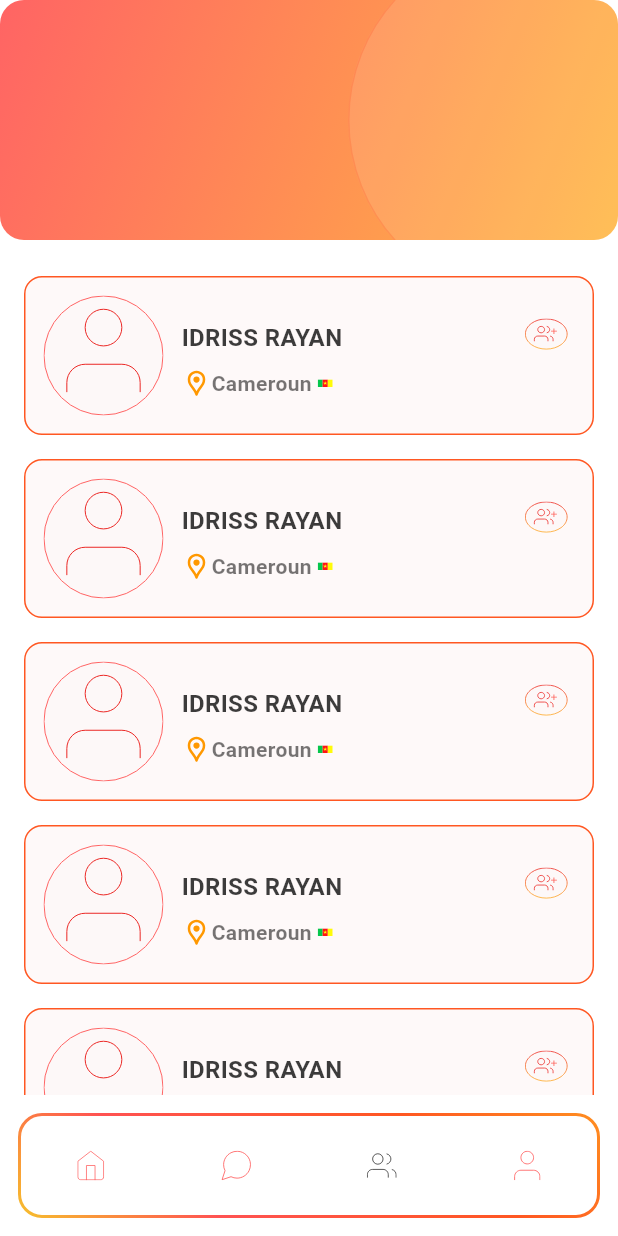
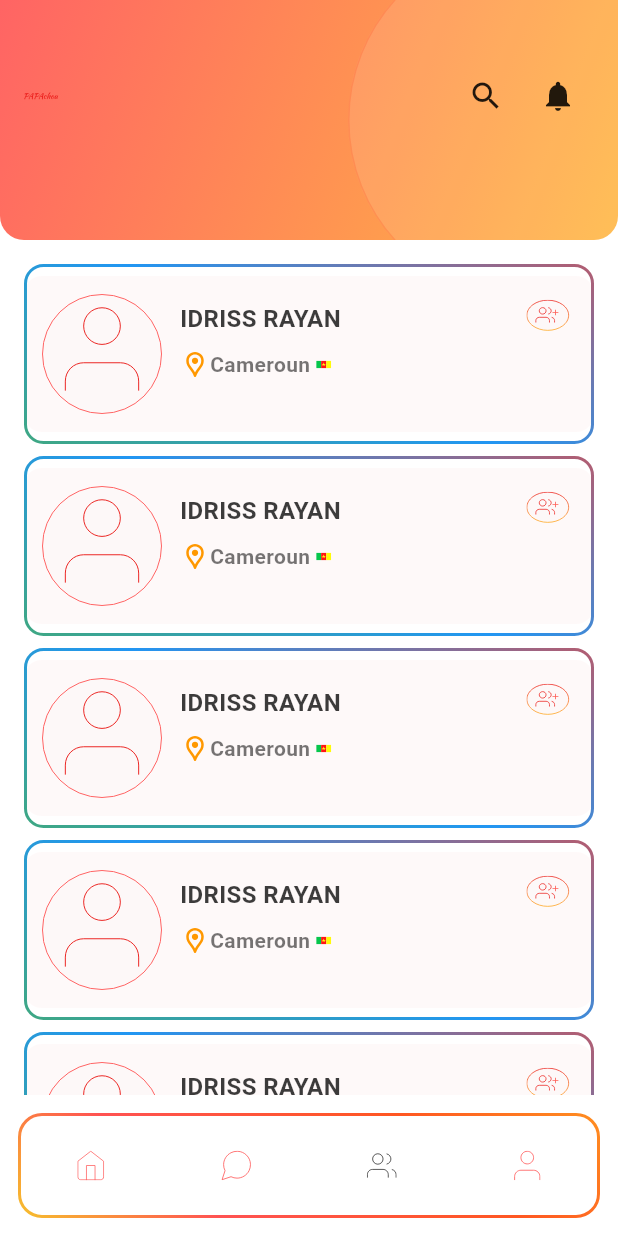
Before and after one commit to Idriss-rayan/chat007, a Flutter app: the MainPage screen opened directly, item 3 of the bottom bar chosen, on a phone screen of 412 x 824 dp. Run offline on Flutter 3.47's test engine with Material 3 defaults, Android fonts, the phone set to English and light mode, and no system bars; our stand-ins replace country_picker, emoji_picker_flutter, flutter_staggered_animations, flutter_svg, font_awesome_flutter, like_button; missing offline and left inert: phone_form_field; network calls fail.

Commit message:
add new file

```diff
--- a/lib/pages/otherspages/users/card_user.dart
+++ b/lib/pages/otherspages/users/card_user.dart
@@ -1,5 +1,6 @@
 import 'package:flutter/material.dart';
 import 'package:flutter_svg/svg.dart';
+import 'package:simplechat/pages/custom/animated_gradient_border.dart';
 
 class CardUser extends StatefulWidget {
   const CardUser({super.key});
@@ -12,13 +13,18 @@ class _CardUserState extends State<CardUser> {
   bool istype = false;
   @override
   Widget build(BuildContext context) {
-    return Container(
+    return Padding(
+      padding: const EdgeInsets.only(bottom: 8.0),
+      child: AnimatedGradientBorder(
+        strokeWidth: 2,
+        child: Container(
           margin: const EdgeInsets.symmetric(vertical: 8),
           padding: const EdgeInsets.all(12),
           decoration: BoxDecoration(
             color: Color.fromARGB(7, 236, 34, 31),
             borderRadius: BorderRadius.circular(12),
-          border: Border.all(color: Colors.deepOrange)),
+            //border: Border.all(color: Colors.deepOrange),
+          ),
           child: Row(
             children: [
               SvgPicture.asset(
@@ -51,8 +57,8 @@ class _CardUserState extends State<CardUser> {
                           child: istype
                               ? SvgPicture.asset(
                                   'assets/component/tik2.svg',
-                              width: 33,
-                              height: 33,
+                                  width: 28,
+                                  height: 28,
                                 )
                               : SvgPicture.asset(
                                   'assets/component/add.svg',
@@ -91,6 +97,8 @@ class _CardUserState extends State<CardUser> {
               ),
             ],
           ),
+        ),
+      ),
     );
   }
 }
--- a/lib/pages/otherspages/users/page_user.dart
+++ b/lib/pages/otherspages/users/page_user.dart
@@ -1,4 +1,5 @@
 import 'package:flutter/material.dart';
+import 'package:flutter_svg/flutter_svg.dart';
 import 'package:simplechat/pages/otherspages/users/list_user.dart';
 
 class PageUser extends StatefulWidget {
@@ -13,8 +14,12 @@ class _PageUserState extends State<PageUser> {
   Widget build(BuildContext context) {
     return Column(
       children: [
+        // AppBar personnalisé avec gradient
         ClipRRect(
-          borderRadius: BorderRadius.circular(16),
+          borderRadius: const BorderRadius.only(
+            bottomLeft: Radius.circular(16),
+            bottomRight: Radius.circular(16),
+          ),
           child: Container(
             width: double.infinity,
             height: 160,
@@ -41,14 +46,53 @@ class _PageUserState extends State<PageUser> {
                       shape: BoxShape.circle,
                       color: Colors.white.withOpacity(0.1),
                       border: Border.all(
-                          color: const Color.fromARGB(65, 255, 86, 34)),
+                        color: const Color.fromARGB(65, 255, 86, 34),
+                      ),
                     ),
+                  ),
+                ),
+
+                // Contenu AppBar
+                Positioned(
+                  top: 40,
+                  left: 16,
+                  right: 16,
+                  child: Row(
+                    children: [
+                      // Logo papachou.svg
+                      SvgPicture.asset(
+                        "assets/logo/PAPAchou.svg",
+                        height: 23,
+                        width: 23,
+                      ),
+
+                      const Spacer(),
+
+                      // Search
+                      IconButton(
+                        onPressed: () {
+                          // TODO: ouvrir recherche
+                        },
+                        icon: const Icon(Icons.search, color: Colors.black87),
+                      ),
+
+                      // Notifications
+                      IconButton(
+                        onPressed: () {
+                          // TODO: notifications
+                        },
+                        icon: const Icon(Icons.notifications,
+                            color: Colors.black87),
+                      ),
+                    ],
                   ),
                 ),
               ],
             ),
           ),
         ),
+
+        // Liste des utilisateurs
         Expanded(
           child: ListUser(),
         ),
```
Lines whose indentation alone changed are shown as unchanged.
